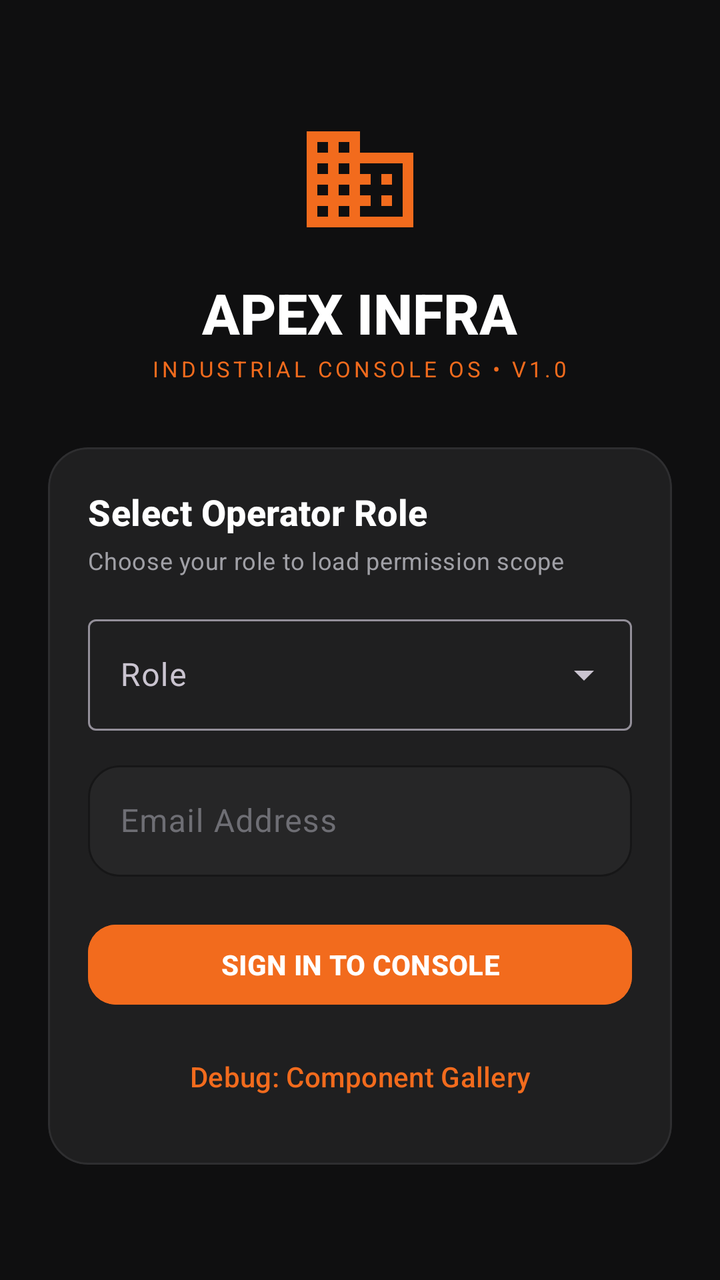
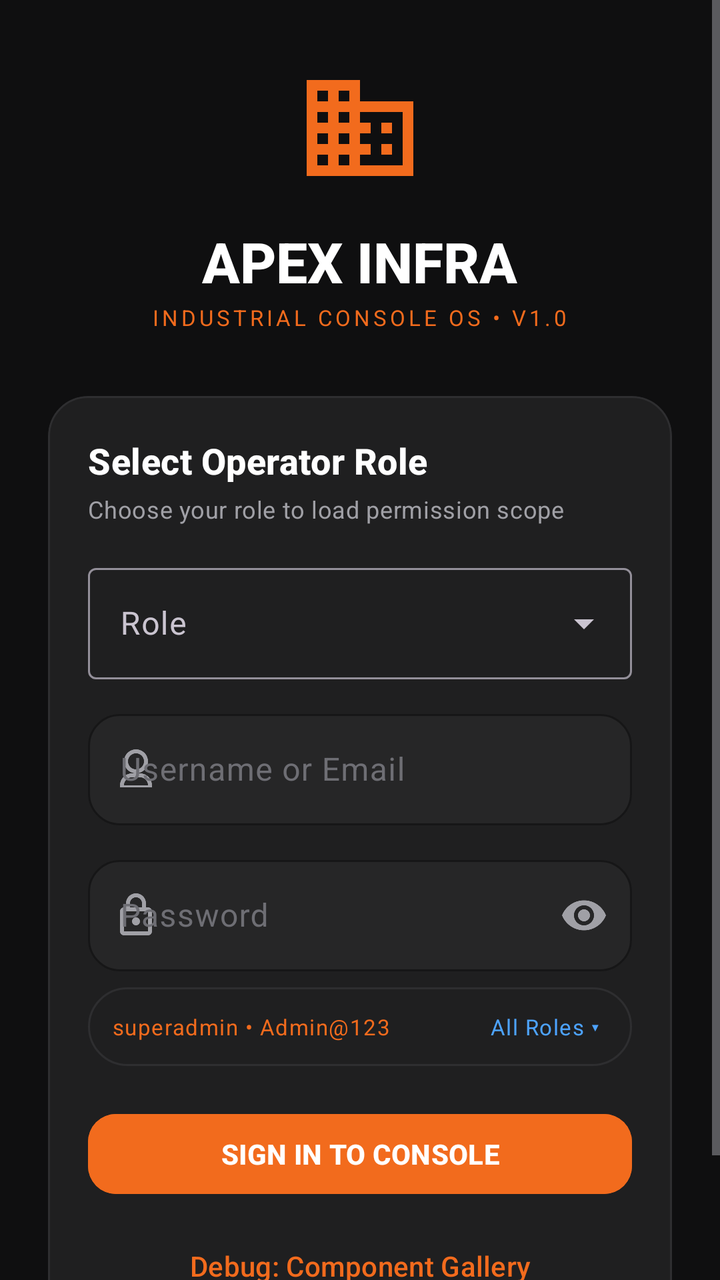

Compare the two renders of this Android layout. The source of the first and the diff that turns it into the second are given below.
<!-- AndroidManifest.xml: application theme Theme.Contructionmanagementapp -->
<!-- res/layout/fragment_login.xml -->
<?xml version="1.0" encoding="utf-8"?>
<ScrollView xmlns:android="http://schemas.android.com/apk/res/android"
    xmlns:app="http://schemas.android.com/apk/res-auto"
    xmlns:tools="http://schemas.android.com/tools"
    android:layout_width="match_parent"
    android:layout_height="match_parent"
    android:background="@color/cms_background"
    android:fillViewport="true">

    <LinearLayout
        android:layout_width="match_parent"
        android:layout_height="wrap_content"
        android:gravity="center"
        android:orientation="vertical"
        android:paddingHorizontal="@dimen/cms_spacing_section"
        android:paddingVertical="@dimen/cms_spacing_xxl">

        
        <ImageView
            android:layout_width="64dp"
            android:layout_height="64dp"
            android:contentDescription="Apex Infra Logo"
            android:src="@drawable/ic_building"
            app:tint="@color/cms_accent" />

        <TextView
            android:layout_width="wrap_content"
            android:layout_height="wrap_content"
            android:layout_marginTop="@dimen/cms_spacing_lg"
            android:text="APEX INFRA"
            android:textAppearance="@style/TextAppearance.CMS.Display"
            android:textColor="@color/cms_text_primary" />

        <TextView
            android:layout_width="wrap_content"
            android:layout_height="wrap_content"
            android:layout_marginTop="2dp"
            android:letterSpacing="0.15"
            android:text="INDUSTRIAL CONSOLE OS • V1.0"
            android:textAppearance="@style/TextAppearance.CMS.Caption"
            android:textColor="@color/cms_accent" />

        <com.google.android.material.card.MaterialCardView
            style="@style/Widget.CMS.Card"
            android:layout_width="match_parent"
            android:layout_height="wrap_content"
            android:layout_marginTop="@dimen/cms_spacing_xxl">

            <LinearLayout
                android:layout_width="match_parent"
                android:layout_height="wrap_content"
                android:orientation="vertical"
                android:padding="@dimen/cms_spacing_xl">

                <TextView
                    android:layout_width="wrap_content"
                    android:layout_height="wrap_content"
                    android:text="Select Operator Role"
                    android:textAppearance="@style/TextAppearance.CMS.Title" />

                <TextView
                    android:layout_width="wrap_content"
                    android:layout_height="wrap_content"
                    android:layout_marginTop="@dimen/cms_spacing_xs"
                    android:text="Choose your role to load permission scope"
                    android:textAppearance="@style/TextAppearance.CMS.BodySecondary" />

                
                <com.google.android.material.textfield.TextInputLayout
                    android:id="@+id/tilRole"
                    style="@style/Widget.Material3.TextInputLayout.OutlinedBox.ExposedDropdownMenu"
                    android:layout_width="match_parent"
                    android:layout_height="wrap_content"
                    android:layout_marginTop="@dimen/cms_spacing_lg"
                    android:hint="Role">

                    <AutoCompleteTextView
                        android:id="@+id/actvRole"
                        android:layout_width="match_parent"
                        android:layout_height="wrap_content"
                        android:inputType="none"
                        android:textColor="@color/cms_text_primary" />
                </com.google.android.material.textfield.TextInputLayout>

                
                <com.google.android.material.textfield.TextInputLayout
                    android:id="@+id/tilEmail"
                    style="@style/Widget.CMS.TextInputLayout"
                    android:layout_width="match_parent"
                    android:layout_height="wrap_content"
                    android:layout_marginTop="@dimen/cms_spacing_md"
                    android:hint="Email Address">

                    <com.google.android.material.textfield.TextInputEditText
                        android:id="@+id/etEmail"
                        android:layout_width="match_parent"
                        android:layout_height="wrap_content"
                        android:inputType="textEmailAddress"
                        android:textColor="@color/cms_text_primary" />
                </com.google.android.material.textfield.TextInputLayout>

                
                <com.google.android.material.button.MaterialButton
                    android:id="@+id/btnSignIn"
                    style="@style/Widget.CMS.Button.Primary"
                    android:layout_width="match_parent"
                    android:layout_height="wrap_content"
                    android:layout_marginTop="@dimen/cms_spacing_xl"
                    android:text="SIGN IN TO CONSOLE" />

                
                <com.google.android.material.button.MaterialButton
                    android:id="@+id/btnOpenGallery"
                    style="@style/Widget.CMS.Button.Text"
                    android:layout_width="match_parent"
                    android:layout_height="wrap_content"
                    android:layout_marginTop="@dimen/cms_spacing_sm"
                    android:text="Debug: Component Gallery" />

                <ProgressBar
                    android:id="@+id/progressBarLogin"
                    android:layout_width="wrap_content"
                    android:layout_height="wrap_content"
                    android:layout_gravity="center_horizontal"
                    android:layout_marginTop="@dimen/cms_spacing_md"
                    android:indeterminateTint="@color/cms_accent"
                    android:visibility="gone" />

            </LinearLayout>
        </com.google.android.material.card.MaterialCardView>

    </LinearLayout>
</ScrollView>
<!-- resources referenced by this layout -->
<resources>
  <color name="cms_accent">#F26B1D</color>
  <color name="cms_background">#0F0F10</color>
  <color name="cms_text_primary">#FFFFFF</color>
  <dimen name="cms_spacing_lg">16dp</dimen>
  <dimen name="cms_spacing_md">12dp</dimen>
  <dimen name="cms_spacing_section">24dp</dimen>
  <dimen name="cms_spacing_sm">8dp</dimen>
  <dimen name="cms_spacing_xl">20dp</dimen>
  <dimen name="cms_spacing_xs">4dp</dimen>
  <dimen name="cms_spacing_xxl">32dp</dimen>
  <style name="TextAppearance.CMS.BodySecondary" parent="TextAppearance.Material3.BodyMedium">
          <item name="android:textSize">@dimen/cms_text_size_body_sm</item>
          <item name="android:textColor">@color/cms_text_secondary</item>
          <item name="fontFamily">sans-serif</item>
      </style>
  <style name="TextAppearance.CMS.Caption" parent="TextAppearance.Material3.LabelSmall">
          <item name="android:textSize">@dimen/cms_text_size_caption</item>
          <item name="android:textColor">@color/cms_text_tertiary</item>
          <item name="fontFamily">sans-serif</item>
      </style>
  <style name="Widget.CMS.Button.Text" parent="Widget.Material3.Button.TextButton">
          <item name="android:textColor">@color/cms_accent</item>
          <item name="rippleColor">@color/cms_accent_tint</item>
      </style>
  <style name="Theme.Contructionmanagementapp" parent="Theme.CMS" />
  <dimen name="cms_text_size_body_sm">12sp</dimen>
  <color name="cms_text_secondary">#A0A0A6</color>
  <dimen name="cms_text_size_caption">11sp</dimen>
  <color name="cms_text_tertiary">#6E6E74</color>
  <dimen name="cms_text_size_display">28sp</dimen>
  <dimen name="cms_text_size_title">18sp</dimen>
  <color name="cms_accent_on">#FFFFFF</color>
  <dimen name="cms_radius_chip">14dp</dimen>
  <dimen name="cms_touch_target_min">48dp</dimen>
  <color name="cms_accent_pressed">#D95A10</color>
  <color name="cms_accent_tint">#26F26B1D</color>
  <color name="cms_card">#1F1F20</color>
  <dimen name="cms_radius_card">20dp</dimen>
  <color name="cms_border">#2E2E30</color>
  <dimen name="cms_stroke_card">1dp</dimen>
  <color name="cms_card_elevated">#262627</color>
  <dimen name="cms_radius_tile">16dp</dimen>
  <color name="cms_surface">#171718</color>
  <style name="Widget.CMS.BottomSheet.Modal" parent="Widget.Material3.BottomSheet.Modal">
          <item name="backgroundTint">@color/cms_surface</item>
          <item name="shapeAppearance">@style/ShapeAppearance.CMS.BottomSheet</item>
      </style>
  <color name="cms_transparent">#00000000</color>
  <!-- unchanged entries left out for length: 9 -->
</resources>

<!-- the commit's change to res/layout/fragment_login.xml (unified diff, before → after) -->
@@ -84,20 +84,77 @@
 
                 
                 <com.google.android.material.textfield.TextInputLayout
-                    android:id="@+id/tilEmail"
+                    android:id="@+id/tilUsername"
                     style="@style/Widget.CMS.TextInputLayout"
                     android:layout_width="match_parent"
                     android:layout_height="wrap_content"
                     android:layout_marginTop="@dimen/cms_spacing_md"
-                    android:hint="Email Address">
+                    android:hint="Username or Email"
+                    app:startIconDrawable="@drawable/ic_user"
+                    app:startIconTint="@color/cms_text_secondary">
 
                     <com.google.android.material.textfield.TextInputEditText
-                        android:id="@+id/etEmail"
+                        android:id="@+id/etUsername"
                         android:layout_width="match_parent"
                         android:layout_height="wrap_content"
-                        android:inputType="textEmailAddress"
+                        android:inputType="text"
                         android:textColor="@color/cms_text_primary" />
                 </com.google.android.material.textfield.TextInputLayout>
+
+                
+                <com.google.android.material.textfield.TextInputLayout
+                    android:id="@+id/tilPassword"
+                    style="@style/Widget.CMS.TextInputLayout"
+                    android:layout_width="match_parent"
+                    android:layout_height="wrap_content"
+                    android:layout_marginTop="@dimen/cms_spacing_md"
+                    android:hint="Password"
+                    app:endIconMode="password_toggle"
+                    app:endIconTint="@color/cms_text_secondary"
+                    app:startIconDrawable="@drawable/ic_lock"
+                    app:startIconTint="@color/cms_text_secondary">
+
+                    <com.google.android.material.textfield.TextInputEditText
+                        android:id="@+id/etPassword"
+                        android:layout_width="match_parent"
+                        android:layout_height="wrap_content"
+                        android:inputType="textPassword"
+                        android:textColor="@color/cms_text_primary" />
+                </com.google.android.material.textfield.TextInputLayout>
+
+                
+                <LinearLayout
+                    android:id="@+id/layoutCredentialsHint"
+                    android:layout_width="match_parent"
+                    android:layout_height="wrap_content"
+                    android:layout_marginTop="@dimen/cms_spacing_sm"
+                    android:background="@drawable/bg_card"
+                    android:gravity="center_vertical"
+                    android:orientation="horizontal"
+                    android:paddingHorizontal="@dimen/cms_spacing_md"
+                    android:paddingVertical="@dimen/cms_spacing_sm">
+
+                    <TextView
+                        android:id="@+id/tvCredentialsHint"
+                        android:layout_width="0dp"
+                        android:layout_height="wrap_content"
+                        android:layout_weight="1"
+                        android:text="superadmin • Admin@123"
+                        android:textAppearance="@style/TextAppearance.CMS.Caption"
+                        android:textColor="@color/cms_accent" />
+
+                    <TextView
+                        android:id="@+id/btnShowCredentials"
+                        android:layout_width="wrap_content"
+                        android:layout_height="wrap_content"
+                        android:background="?attr/selectableItemBackground"
+                        android:clickable="true"
+                        android:focusable="true"
+                        android:padding="4dp"
+                        android:text="All Roles ▾"
+                        android:textAppearance="@style/TextAppearance.CMS.Caption"
+                        android:textColor="@color/cms_info" />
+                </LinearLayout>
 
                 
                 <com.google.android.material.button.MaterialButton
<!-- resource entries referenced after the edit -->
@@ -2,6 +2,7 @@
 <resources>
   <color name="cms_accent">#F26B1D</color>
   <color name="cms_background">#0F0F10</color>
+  <color name="cms_info">#4DA3FF</color>
   <color name="cms_text_primary">#FFFFFF</color>
   <dimen name="cms_spacing_lg">16dp</dimen>
   <dimen name="cms_spacing_md">12dp</dimen>
@@ -10,6 +11,36 @@
   <dimen name="cms_spacing_xl">20dp</dimen>
   <dimen name="cms_spacing_xs">4dp</dimen>
   <dimen name="cms_spacing_xxl">32dp</dimen>
+  <!-- drawable bg_card (drawable) -->
+  <?xml version="1.0" encoding="utf-8"?>
+  <shape xmlns:android="http://schemas.android.com/apk/res/android"
+      android:shape="rectangle">
+      <solid android:color="@color/cms_card" />
+      <stroke
+          android:width="@dimen/cms_stroke_card"
+          android:color="@color/cms_border" />
+      <corners android:radius="@dimen/cms_radius_card" />
+  </shape>
+  <!-- drawable ic_lock (drawable) -->
+  <vector xmlns:android="http://schemas.android.com/apk/res/android"
+      android:width="24dp"
+      android:height="24dp"
+      android:viewportWidth="24"
+      android:viewportHeight="24">
+      <path
+          android:fillColor="#FFFFFFFF"
+          android:pathData="M18,8h-1V6c0,-2.76 -2.24,-5 -5,-5S7,3.24 7,6v2H6c-1.1,0 -2,0.9 -2,2v10c0,1.1 0.9,2 2,2h12c1.1,0 2,-0.9 2,-2V10c0,-1.1 -0.9,-2 -2,-2zM9,6c0,-1.66 1.34,-3 3,-3s3,1.34 3,3v2H9V6zm9,14H6V10h12v10zm-6,-3c1.1,0 2,-0.9 2,-2s-0.9,-2 -2,-2 -2,0.9 -2,2 0.9,2 2,2z" />
+  </vector>
+  <!-- drawable ic_user (drawable) -->
+  <vector xmlns:android="http://schemas.android.com/apk/res/android"
+      android:width="24dp"
+      android:height="24dp"
+      android:viewportWidth="24"
+      android:viewportHeight="24">
+      <path
+          android:fillColor="#FFFFFFFF"
+          android:pathData="M12,4a4,4 0,1 0,0 8,4 4 0,0 0,0 -8zM6,8a6,6 0,1 1,12 0A6,6 0,0 1,6 8zM4,20c0,-3.3 2.7,-6 6,-6h4c3.3,0 6,2.7 6,6v1H4v-1zm6,-4c-2.2,0 -4,1.8 -4,4h12c0,-2.2 -1.8,-4 -4,-4h-4z" />
+  </vector>
   <style name="TextAppearance.CMS.BodySecondary" parent="TextAppearance.Material3.BodyMedium">
           <item name="android:textSize">@dimen/cms_text_size_body_sm</item>
           <item name="android:textColor">@color/cms_text_secondary</item>
